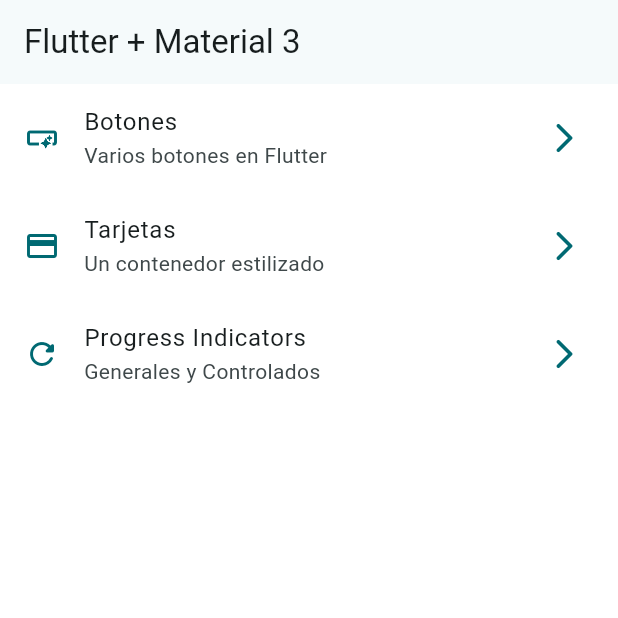
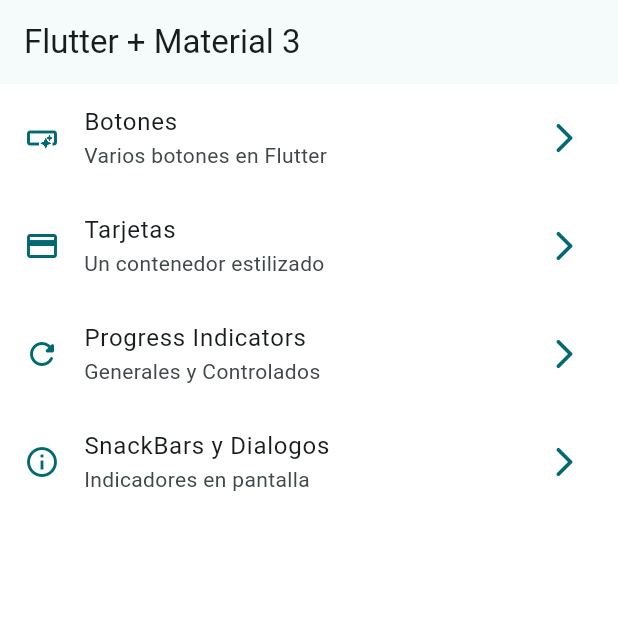
Before and after one commit to JuanMiguelUribe/widgets_apps, a Flutter app: the screen it shows after launch, on a phone screen of 412 x 824 dp, the top half of it. Run offline on Flutter 3.47's test engine with Material 3 defaults, Android fonts, the phone set to English and light mode, and no system bars; our stand-ins replace go_router.

Commit message:
snackbar y dialogos terminados

```diff
--- a/lib/config/menu/menu_items.dart
+++ b/lib/config/menu/menu_items.dart
@@ -34,4 +34,10 @@ const List<MenuItem> appMenuItems = [
     link: "/progress",
     icon: Icons.refresh_rounded,
   ),
+  MenuItem(
+    title: "SnackBars y Dialogos",
+    subTitle: "Indicadores en pantalla",
+    link: "/snackbars",
+    icon: Icons.info_outline,
+  ),
 ];
--- a/lib/config/router/app_router.dart
+++ b/lib/config/router/app_router.dart
@@ -25,5 +25,10 @@ final appRouter = GoRouter(
       name: ProgressScreen.name,
       builder: (context, state) => ProgressScreen(),
     ),
+    GoRoute(
+      path: '/snackbars',
+      name: SnackBarScreen.name,
+      builder: (context, state) => SnackBarScreen(),
+    ),
   ],
 );
--- a/lib/main.dart
+++ b/lib/main.dart
@@ -19,6 +19,7 @@ class MainApp extends StatelessWidget {
   Widget build(BuildContext context) {
     final themeNotifier = Provider.of<ThemeNotifier>(context);
     return MaterialApp.router(
+      title: "Flutter Widgets",
       routerConfig: appRouter,
       debugShowCheckedModeBanner: false,
       theme: themeNotifier.currentTheme,
```
Also changed, not shown: lib/presentation/screens/snackbar/snackbar_screen.dart (+67 -1 lines).
